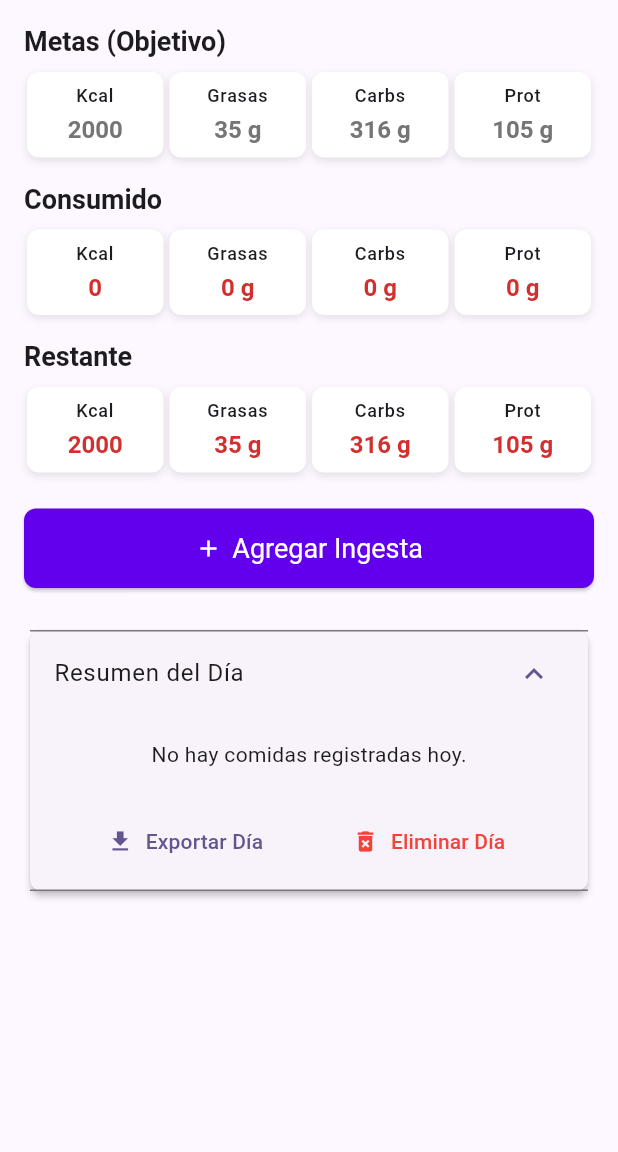
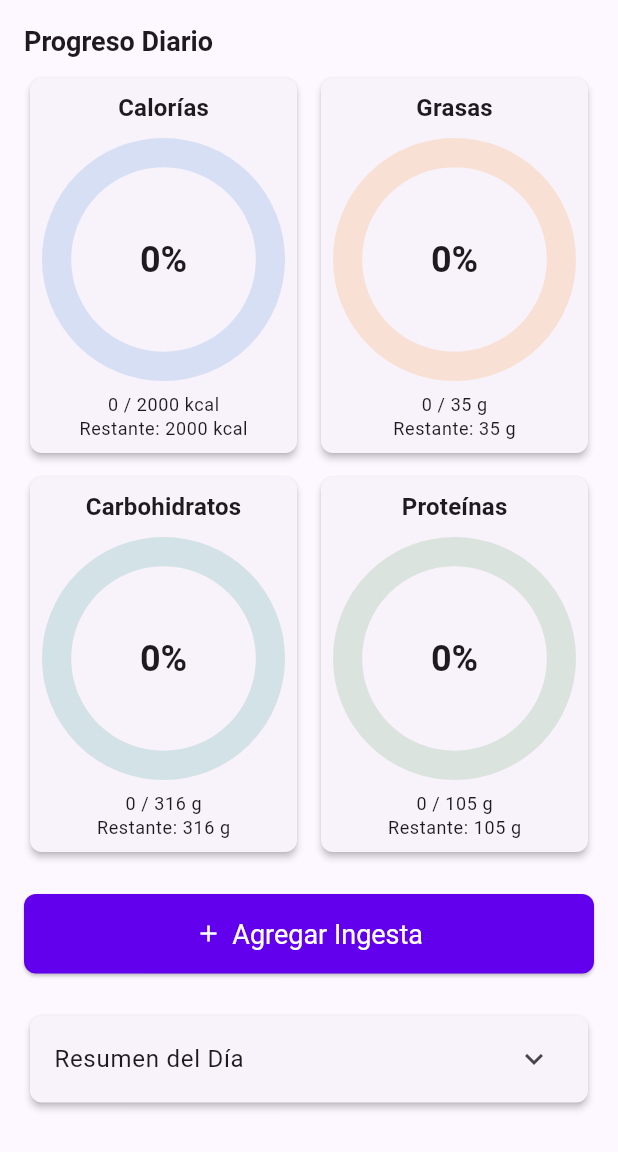
Before and after one commit to dhruiz/cal_counter, a Flutter app: the screen it shows after launch, on a phone screen of 412 x 824 dp, the part 84-1236 px from its top. Run offline on Flutter 3.47's test engine with Material 3 defaults, Android fonts, the phone set to English and light mode, and no system bars; our stand-ins replace csv, equatable, file_picker, flutter_riverpod, shared_preferences, sqflite; accounts and stored records are empty.

Commit message:
Anillos de nutrientes en HomeView
Incluye tambien la migracion de home_view a FilePicker.saveFile
(file_saver eliminado en el commit siguiente).

Co-Authored-By: Claude Fable 5 <noreply@anthropic.com>

```diff
--- a/lib/core/styles.dart
+++ b/lib/core/styles.dart
@@ -8,6 +8,13 @@ class AppStyles {
   static const Color semaphOrange = Color(0xFFF57C00);
   static const Color semaphBlue = Color(0xFF1976D2);
   static const Color neutral = Color(0xFF757575);
+
+  // Colores de los anillos de progreso (HomeView)
+  static const Color ringKcal = semaphBlue;
+  static const Color ringFats = semaphOrange;
+  static const Color ringCarbs = Color(0xFF00897B);
+  static const Color ringProt = semaphGreen;
+  static const Color ringOver = semaphRed; // tramo de sobreingesta
 
   // Text Styles
   static const TextStyle heading1 = TextStyle(
--- a/lib/presentation/views/home_view.dart
+++ b/lib/presentation/views/home_view.dart
@@ -1,14 +1,13 @@
 import 'dart:convert';
 import 'dart:typed_data';
 import 'package:file_picker/file_picker.dart';
-import 'package:file_saver/file_saver.dart';
 import 'package:flutter/material.dart';
 import 'package:flutter_riverpod/flutter_riverpod.dart';
 import 'package:intl/intl.dart';
 import '../../core/styles.dart';
 import '../providers/home_provider.dart';
 import '../providers/settings_provider.dart';
-import '../widgets/nutrient_card.dart';
+import '../widgets/nutrient_ring.dart';
 import '../widgets/meal_items_dialog.dart';
 import 'settings_view.dart';
 import 'search_view.dart';
@@ -91,26 +90,6 @@ class _HomeViewState extends ConsumerState<HomeView> {
     }
   }
 
-  Color _computeColorForConsumed(
-    double target,
-    double consumed,
-    int tolerance,
-  ) {
-    const double epsilon = 0.01;
-    final double toleranceFactor = 1 + (tolerance / 100.0);
-
-    if (consumed <= target - epsilon) {
-      return AppStyles.semaphRed; // Under target
-    } else if (consumed > target - epsilon && consumed <= target + epsilon) {
-      return AppStyles.semaphGreen; // Exact target
-    } else if (consumed > target + epsilon &&
-        consumed <= target * toleranceFactor) {
-      return AppStyles.semaphOrange; // Over but within tolerance
-    } else {
-      return AppStyles.semaphRed; // Over tolerance
-    }
-  }
-
   Future<void> _exportFoodsTsv() async {
     try {
       final tsv = await ref.read(exportFoodsTsvProvider).call();
@@ -118,11 +97,14 @@ class _HomeViewState extends ConsumerState<HomeView> {
       final timestamp = DateFormat(
         'yyyy-MM-dd_HH-mm-ss',
       ).format(DateTime.now());
-      final saved = await FileSaver.instance.saveAs(
-        name: 'db_alimentos_export_$timestamp',
+      // FilePicker.saveFile con bytes escribe el archivo vía SAF (igual que
+      // el export CSV de meal_repository_impl); sustituye a file_saver.
+      final saved = await FilePicker.saveFile(
+        dialogTitle: 'Exportar alimentos',
+        fileName: 'db_alimentos_export_$timestamp.tsv',
+        type: FileType.custom,
+        allowedExtensions: ['tsv'],
         bytes: bytes,
-        fileExtension: 'tsv',
-        mimeType: MimeType.other,
       );
       if (!mounted) return;
       if (saved == null || saved.isEmpty) return; // User cancelled
@@ -145,7 +127,7 @@ class _HomeViewState extends ConsumerState<HomeView> {
 
   Future<void> _importFoodsTsv() async {
     try {
-      final result = await FilePicker.platform.pickFiles(
+      final result = await FilePicker.pickFiles(
         type: FileType.custom,
         allowedExtensions: ['tsv'],
         withData: true,
@@ -177,17 +159,6 @@ class _HomeViewState extends ConsumerState<HomeView> {
     }
   }
 
-  Color _computeColorForRemaining(double remaining) {
-    if (remaining <= -10 || remaining >= 10) {
-      return AppStyles.semaphRed;
-    } else if ((remaining >= -9 && remaining <= -3) ||
-        (remaining >= 3 && remaining <= 9)) {
-      return AppStyles.semaphOrange;
-    } else {
-      return AppStyles.semaphBlue; // -2 to 2
-    }
-  }
-
   @override
   Widget build(BuildContext context) {
     final settings = ref.watch(settingsProvider);
@@ -205,12 +176,6 @@ class _HomeViewState extends ConsumerState<HomeView> {
     final double consumedProt = homeState.totalProteins;
     final double consumedFats = homeState.totalFats;
     final double consumedCarbs = homeState.totalCarbs;
-
-    // Remaining
-    final double remKcal = targetKcal - consumedKcal;
-    final double remProt = targetProt - consumedProt;
-    final double remFats = targetFats - consumedFats;
-    final double remCarbs = targetCarbs - consumedCarbs;
 
     return Scaffold(
       appBar: AppBar(
@@ -263,87 +228,56 @@ class _HomeViewState extends ConsumerState<HomeView> {
               child: Column(
                 crossAxisAlignment: CrossAxisAlignment.stretch,
                 children: [
-                  _buildSectionTitle('Metas (Objetivo)'),
-                  _buildGrid([
-                    _buildCard('Kcal', targetKcal, '', AppStyles.neutral),
-                    _buildCard('Grasas', targetFats, 'g', AppStyles.neutral),
-                    _buildCard('Carbs', targetCarbs, 'g', AppStyles.neutral),
-                    _buildCard('Prot', targetProt, 'g', AppStyles.neutral),
-                  ]),
-                  const SizedBox(height: AppStyles.paddingMedium),
-
-                  _buildSectionTitle('Consumido'),
-                  _buildGrid([
-                    _buildCard(
-                      'Kcal',
-                      consumedKcal,
-                      '',
-                      _computeColorForConsumed(
-                        targetKcal,
-                        consumedKcal,
-                        settings.tolerancePercent,
+                  _buildSectionTitle('Progreso Diario'),
+                  Row(
+                    crossAxisAlignment: CrossAxisAlignment.start,
+                    children: [
+                      Expanded(
+                        child: NutrientRing(
+                          label: 'Calorías',
+                          consumed: consumedKcal,
+                          target: targetKcal,
+                          unit: 'kcal',
+                          color: AppStyles.ringKcal,
+                        ),
                       ),
-                    ),
-                    _buildCard(
-                      'Grasas',
-                      consumedFats,
-                      'g',
-                      _computeColorForConsumed(
-                        targetFats,
-                        consumedFats,
-                        settings.tolerancePercent,
+                      const SizedBox(width: AppStyles.paddingSmall),
+                      Expanded(
+                        child: NutrientRing(
+                          label: 'Grasas',
+                          consumed: consumedFats,
+                          target: targetFats,
+                          unit: 'g',
+                          color: AppStyles.ringFats,
+                        ),
                       ),
-                    ),
-                    _buildCard(
-                      'Carbs',
-                      consumedCarbs,
-                      'g',
-                      _computeColorForConsumed(
-                        targetCarbs,
-                        consumedCarbs,
-                        settings.tolerancePercent,
+                    ],
+                  ),
+                  const SizedBox(height: AppStyles.paddingSmall),
+                  Row(
+                    crossAxisAlignment: CrossAxisAlignment.start,
+                    children: [
+                      Expanded(
+                        child: NutrientRing(
+                          label: 'Carbohidratos',
+                          consumed: consumedCarbs,
+                          target: targetCarbs,
+                          unit: 'g',
+                          color: AppStyles.ringCarbs,
+                        ),
                       ),
-                    ),
-                    _buildCard(
-                      'Prot',
-                      consumedProt,
-                      'g',
-                      _computeColorForConsumed(
-                        targetProt,
-                        consumedProt,
-                        settings.tolerancePercent,
+                      const SizedBox(width: AppStyles.paddingSmall),
+                      Expanded(
+                        child: NutrientRing(
+                          label: 'Proteínas',
+                          consumed: consumedProt,
+                          target: targetProt,
+                          unit: 'g',
+                          color: AppStyles.ringProt,
+                        ),
                       ),
-                    ),
-                  ]),
-                  const SizedBox(height: AppStyles.paddingMedium),
-
-                  _buildSectionTitle('Restante'),
-                  _buildGrid([
-                    _buildCard(
-                      'Kcal',
-                      remKcal,
-                      '',
-                      _computeColorForRemaining(remKcal),
-                    ),
-                    _buildCard(
-                      'Grasas',
-                      remFats,
-                      'g',
-                      _computeColorForRemaining(remFats),
-                    ),
-                    _buildCard(
-                      'Carbs',
-                      remCarbs,
-                      'g',
-                      _computeColorForRemaining(remCarbs),
-                    ),
-                    _buildCard(
-                      'Prot',
-                      remProt,
-                      'g',
-                      _computeColorForRemaining(remProt),
-                    ),
-                  ]),
+                    ],
+                  ),
                   const SizedBox(height: AppStyles.paddingLarge),
 
                   ElevatedButton.icon(
@@ -384,35 +318,11 @@ class _HomeViewState extends ConsumerState<HomeView> {
     );
   }
 
-  Widget _buildGrid(List<Widget> children) {
-    return Row(
-      children: children
-          .map(
-            (c) => Expanded(
-              child: Padding(
-                padding: const EdgeInsets.symmetric(horizontal: 2),
-                child: c,
-              ),
-            ),
-          )
-          .toList(),
-    );
-  }
-
-  Widget _buildCard(String label, double value, String unit, Color color) {
-    return NutrientCard(
-      label: label,
-      value: value.toStringAsFixed(0),
-      unit: unit,
-      valueColor: color,
-    );
-  }
-
   Widget _buildDailySummary(HomeState state) {
     return Card(
       child: ExpansionTile(
         title: const Text('Resumen del Día'),
-        initiallyExpanded: true,
+        initiallyExpanded: false,
         children: [
           if (state.meals.isEmpty)
             const Padding(
--- /dev/null
+++ b/lib/presentation/widgets/nutrient_ring.dart
@@ -0,0 +1,138 @@
+import 'dart:math' as math;
+import 'package:flutter/material.dart';
+import '../../core/styles.dart';
+
+/// Anillo de progreso para un nutriente: muestra gráficamente el porcentaje
+/// consumido respecto al objetivo diario, junto con consumido/objetivo y
+/// restante en valores absolutos. Si se supera el objetivo, el tramo
+/// excedente se sobreescribe en rojo sobre el anillo.
+class NutrientRing extends StatelessWidget {
+  final String label;
+  final double consumed;
+  final double target;
+  final String unit;
+  final Color color;
+
+  const NutrientRing({
+    super.key,
+    required this.label,
+    required this.consumed,
+    required this.target,
+    required this.unit,
+    required this.color,
+  });
+
+  @override
+  Widget build(BuildContext context) {
+    final double progress = target > 0 ? consumed / target : 0;
+    final double remaining = target - consumed;
+    final bool over = remaining < 0;
+    final textTheme = Theme.of(context).textTheme;
+
+    return Card(
+      child: Padding(
+        padding: const EdgeInsets.all(AppStyles.paddingSmall),
+        child: Column(
+          mainAxisSize: MainAxisSize.min,
+          children: [
+            FittedBox(
+              fit: BoxFit.scaleDown,
+              child: Text(
+                label,
+                style: textTheme.titleMedium?.copyWith(
+                  fontWeight: FontWeight.bold,
+                ),
+              ),
+            ),
+            const SizedBox(height: AppStyles.paddingSmall),
+            AspectRatio(
+              aspectRatio: 1,
+              child: CustomPaint(
+                painter: _RingPainter(
+                  progress: progress,
+                  color: color,
+                  trackColor: color.withValues(alpha: 0.15),
+                ),
+                child: Center(
+                  child: Text(
+                    target > 0 ? '${(progress * 100).round()}%' : '—',
+                    style: textTheme.headlineSmall?.copyWith(
+                      fontWeight: FontWeight.bold,
+                      color: over ? AppStyles.ringOver : null,
+                    ),
+                  ),
+                ),
+              ),
+            ),
+            const SizedBox(height: AppStyles.paddingSmall),
+            Text(
+              '${consumed.toStringAsFixed(0)} / ${target.toStringAsFixed(0)} $unit',
+              style: textTheme.bodySmall,
+            ),
+            Text(
+              over
+                  ? 'Exceso: ${(-remaining).toStringAsFixed(0)} $unit'
+                  : 'Restante: ${remaining.toStringAsFixed(0)} $unit',
+              style: textTheme.bodySmall?.copyWith(
+                color: over ? AppStyles.ringOver : null,
+                fontWeight: over ? FontWeight.bold : null,
+              ),
+            ),
+          ],
+        ),
+      ),
+    );
+  }
+}
+
+class _RingPainter extends CustomPainter {
+  final double progress;
+  final Color color;
+  final Color trackColor;
+
+  _RingPainter({
+    required this.progress,
+    required this.color,
+    required this.trackColor,
+  });
+
+  @override
+  void paint(Canvas canvas, Size size) {
+    final double stroke = size.shortestSide * 0.12;
+    final Offset center = size.center(Offset.zero);
+    final double radius = (size.shortestSide - stroke) / 2;
+    final Rect rect = Rect.fromCircle(center: center, radius: radius);
+
+    final paint = Paint()
+      ..style = PaintingStyle.stroke
+      ..strokeWidth = stroke;
+
+    // Pista de fondo (lo restante)
+    paint.color = trackColor;
+    canvas.drawCircle(center, radius, paint);
+
+    const double startAngle = -math.pi / 2; // arranca arriba (12 en punto)
+
+    // Tramo consumido (hasta el 100 %)
+    final double baseSweep = 2 * math.pi * progress.clamp(0.0, 1.0);
+    if (baseSweep > 0) {
+      paint
+        ..color = color
+        ..strokeCap = StrokeCap.round;
+      canvas.drawArc(rect, startAngle, baseSweep, false, paint);
+    }
+
+    // Sobreingesta: el excedente sobreescribe el tramo correspondiente en rojo
+    if (progress > 1) {
+      final double overSweep = 2 * math.pi * (progress - 1).clamp(0.0, 1.0);
+      paint.color = AppStyles.ringOver;
+      canvas.drawArc(rect, startAngle, overSweep, false, paint);
+    }
+  }
+
+  @override
+  bool shouldRepaint(_RingPainter oldDelegate) =>
+      oldDelegate.progress != progress ||
+      oldDelegate.color != color ||
+      oldDelegate.trackColor != trackColor;
+}
```
